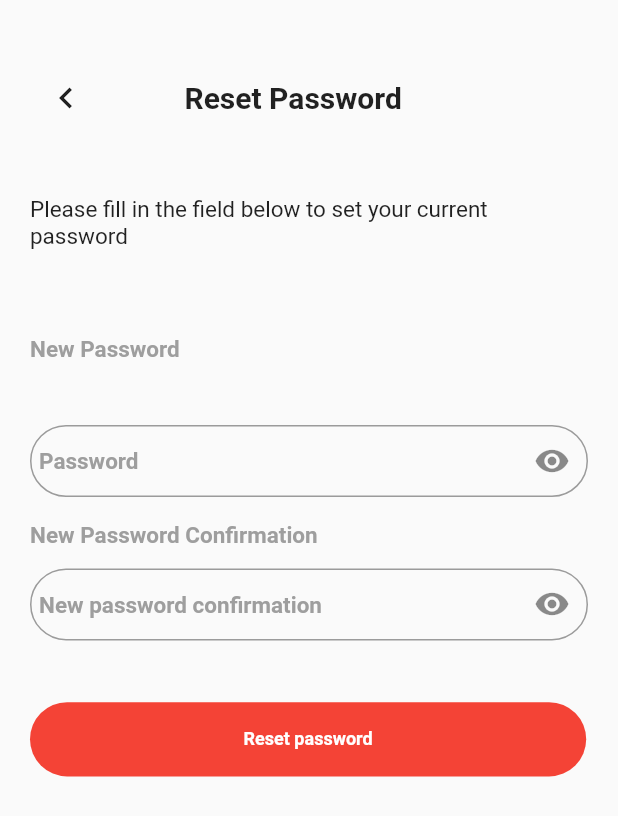
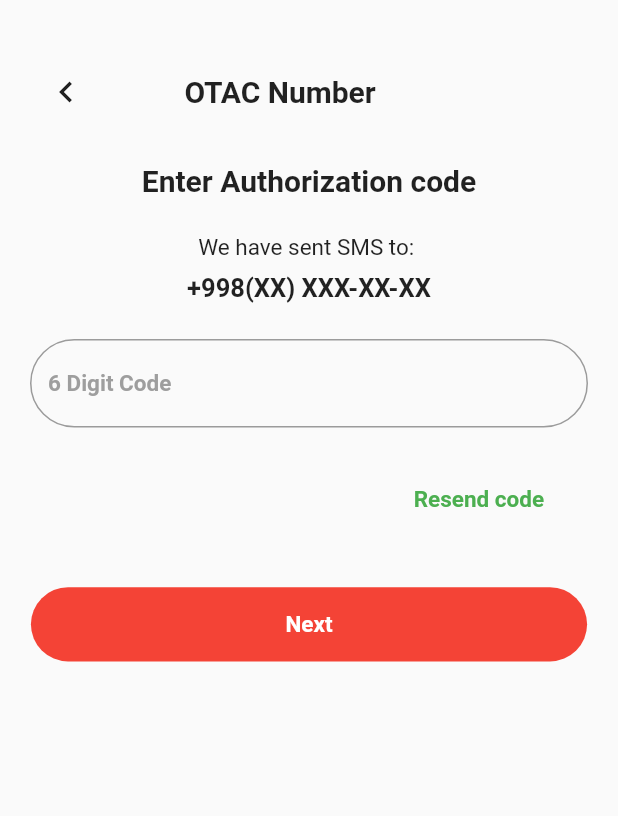
Before and after one commit to Dilmurod0930/Organico_Exem, a Flutter app: the ResetPasswordPage screen opened by its route, after a tap on the "chevron left" icon, on a phone screen of 412 x 824 dp. Shown: the top 816 px of the screen. Run offline on Flutter 3.47's test engine with Material 2 defaults, Android fonts, the phone set to English and light mode, and no system bars; our stand-ins replace bloc, connectivity_plus, flutter_bloc, flutter_screenutil, flutter_svg, hive_flutter; accounts and stored records are empty.

Commit message:
otac Number page add

```diff
--- a/lib/Screen/Auth/Sign_In/forgot_pass_page.dart
+++ b/lib/Screen/Auth/Sign_In/forgot_pass_page.dart
@@ -98,7 +98,7 @@ class _ForgotPasswordPageState extends State<ForgotPasswordPage> {
                               ),
                               onPressed: () {
                                 Navigator.pushNamedAndRemoveUntil(
-                                    context, '/regstrat', (route) => false);
+                                    context, '/otac_number', (route) => false);
                               },
                             ),
                           ),
--- /dev/null
+++ b/lib/Screen/Auth/Sign_In/otac_number.dart
@@ -0,0 +1,159 @@
+import 'package:flutter/material.dart';
+import 'package:flutter_bloc/flutter_bloc.dart';
+import 'package:organico_exem_/Screen/Auth/Cubit/auth_cubit.dart';
+import 'package:organico_exem_/Screen/Auth/ImputFilde/imput_fild.dart';
+import 'package:organico_exem_/Screen/Auth/State/auth_state.dart';
+import 'package:organico_exem_/core/base/base_view.dart';
+import 'package:organico_exem_/core/constants/const.dart';
+
+class OTACNummberPage extends StatefulWidget {
+  const OTACNummberPage({Key? key}) : super(key: key);
+
+  @override
+  State<OTACNummberPage> createState() => _OTACNummberPageState();
+}
+
+class _OTACNummberPageState extends State<OTACNummberPage> {
+  @override
+  Widget build(BuildContext context) {
+    TextEditingController smsController =
+        context.watch<AuthCubit>().smsController;
+    TextEditingController passwordController =
+        context.watch<AuthCubit>().passwordController;
+    TextEditingController nameController =
+        context.watch<AuthCubit>().nameController;
+    TextEditingController phoneNumberController =
+        context.watch<AuthCubit>().phoneNumberController;
+    return BaseView(
+      viewModal: OTACNummberPage,
+      onPageBuildre: (context, widget) {
+        return BlocBuilder<AuthCubit, AuhtState>(
+          builder: (context, state) {
+            if (state is AuthInitial) {
+              return Scaffold(
+                body: Padding(
+                  padding: const EdgeInsets.symmetric(horizontal: 20),
+                  child: Column(
+                    children: [
+                      SizedBox(
+                        height: MediaQuery.of(context).size.height * 0.045,
+                      ),
+                       Row(
+                          children: [
+                            IconButton(
+                              onPressed: () {
+                                Navigator.pushNamedAndRemoveUntil(
+                                    context, "/forgot", (route) => false);
+                              },
+                              icon: const Icon(
+                                Icons.chevron_left,
+                                size: FontConst.kExtraLargeFont,
+                              ),
+                            ),
+                            const SizedBox(width: 55),
+                            const Text(
+                              "OTAC Number ",
+                              style: TextStyle(
+                                fontSize: FontConst.kLargeFont,
+                                fontWeight: FontWeight.bold,
+                              ),
+                            ),
+                          ],
+                        ),
+
+                      SizedBox(
+                        height: MediaQuery.of(context).size.height * 0.029,
+                      ),
+                      const Text("Enter Authorization code",
+                          style: TextStyle(
+                              fontSize: FontConst.kLargeFont,
+                              fontWeight: FontWeight.w700)),
+                      SizedBox(
+                        height: MediaQuery.of(context).size.height * 0.029,
+                      ),
+                      const Text("We have sent SMS to: ",
+                          style: TextStyle(fontSize: FontConst.kMediumFont)),
+                      SizedBox(
+                        height: MediaQuery.of(context).size.height * 0.010,
+                      ),
+                      const Text("+998(XX) XXX-XX-XX",
+                          style: TextStyle(
+                              fontSize: FontConst.kMediumFont + 2,
+                              fontWeight: FontWeight.w700)),
+                      SizedBox(
+                        height: MediaQuery.of(context).size.height * 0.029,
+                      ),
+                      TextFormField(
+                        controller: smsController,
+                        decoration: InputDecoration(
+                          hintText: "6 Digit Code ",
+                          hintStyle: hStyle(),
+                          border: OutlineInputBorder(
+                              borderRadius: BorderRadius.circular(100)),
+                        ),
+                        validator: (v) {},
+                      ),
+                      SizedBox(
+                        height: MediaQuery.of(context).size.height * 0.029,
+                      ),
+                      Padding(
+                        padding: EdgeInsets.only(
+                            left: MediaQuery.of(context).size.width * 0.55),
+                        child: TextButton(
+                            onPressed: () {},
+                            child: Text("Resend code",
+                                style: TextStyle(
+                                    fontSize: FontConst.kMediumFont,
+                                    fontWeight: FontWeight.w700,
+                                    color: ColorConst.greenConst))),
+                      ),
+                      SizedBox(
+                        height: MediaQuery.of(context).size.height * 0.042,
+                      ),
+                      Container(
+                        height: MediaQuery.of(context).size.height * 0.060,
+                        width: MediaQuery.of(context).size.width * 0.9,
+                        decoration: BoxDecoration(
+                            color: ColorConst.redConst,
+                            borderRadius: BorderRadius.circular(25)),
+                        child: TextButton(
+                          child: Text(
+                            "Next",
+                            style: TextStyle(
+                                color: ColorConst.whiteConst,
+                                fontWeight: FontWeight.bold,
+                                fontSize: FontConst.kMediumFont),
+                          ),
+                          onPressed: () {
+                            Navigator.pushNamedAndRemoveUntil(
+                                context, '/', (route) => false);
+                          },
+                        ),
+                      ),
+                    ],
+                  ),
+                ),
+              );
+            } else {
+              return const Text("Hato confirm cubitda");
+            }
+          },
+        );
+      },
+    );
+    // }
+    // FirebaseFirestore firestore = FirebaseFirestore.instance;
+    // Future writeTodb(String phoneNumberController,String nameController, String passwordController) async{
+    //  await firestore.collection("users").doc(phoneNumberController).set(
+    //     {
+    //       "code" : passwordController,
+    //       "name" : nameController,
+    //     }
+    //   )
+    //   .then((value) {
+    //     debugPrint("Successfully writed to DB");
+    //   }).onError((error, stackTrace){
+    //     debugPrint("Error on Write: $error");
+    //   });
+  }
+}
--- a/lib/Screen/Auth/Sign_In/reset_password_page.dart
+++ b/lib/Screen/Auth/Sign_In/reset_password_page.dart
@@ -43,7 +43,7 @@ class _ResetPasswordPageState extends State<ResetPasswordPage> {
                             IconButton(
                               onPressed: () {
                                 Navigator.pushNamedAndRemoveUntil(
-                                    context, "/", (route) => false);
+                                    context, "/otac_number", (route) => false);
                               },
                               icon: const Icon(
                                 Icons.chevron_left,
--- a/lib/router/routes.dart
+++ b/lib/router/routes.dart
@@ -1,4 +1,5 @@
 import 'package:flutter/material.dart';
+import 'package:organico_exem_/Screen/Auth/Sign_In/otac_number.dart';
 import 'package:organico_exem_/Screen/Auth/Sign_In/forgot_pass_page.dart';
 import 'package:organico_exem_/Screen/Auth/Sign_Up/new_registration_page.dart';
 import 'package:organico_exem_/Screen/Auth/Sign_In/reset_password_page.dart';
@@ -21,8 +22,10 @@ class MyRoutes {
         return MaterialPageRoute(builder: (context) => ForgotPasswordPage());
       case "/reset_password":
         return MaterialPageRoute(builder: (context) => ResetPasswordPage());
-        case "/sign_in":
+      case "/sign_in":
         return MaterialPageRoute(builder: (context) => NewRegisrationPage());
+      case "/otac_number":
+        return MaterialPageRoute(builder: (context) => OTACNummberPage());
     }
   }
 }
```
